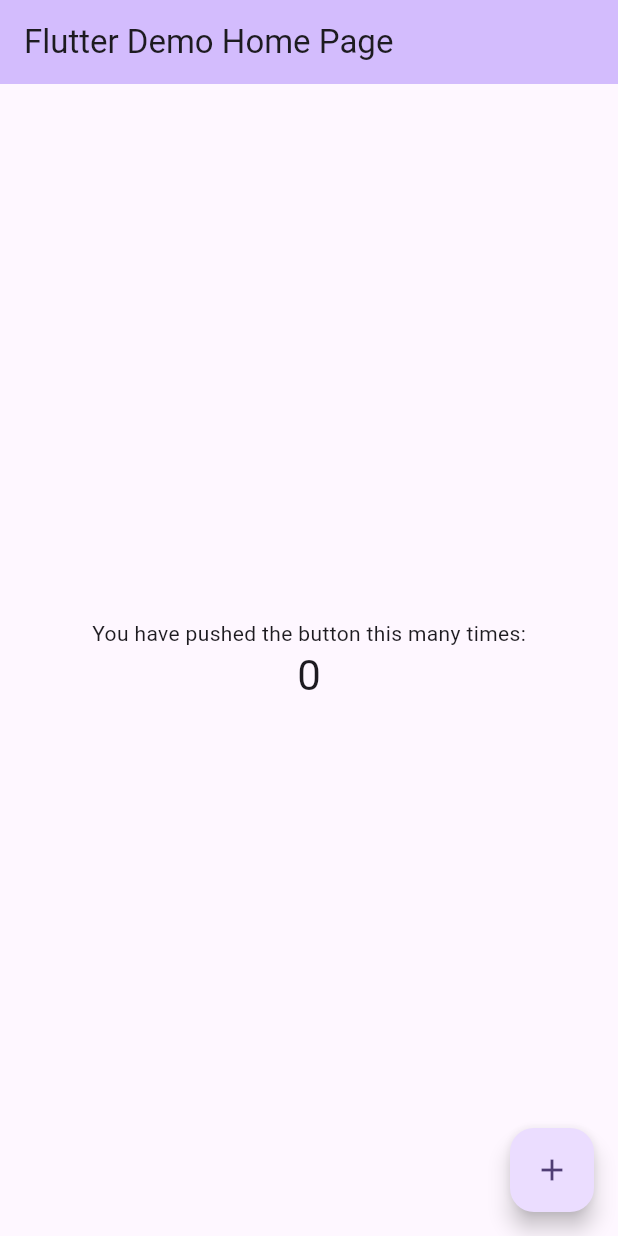
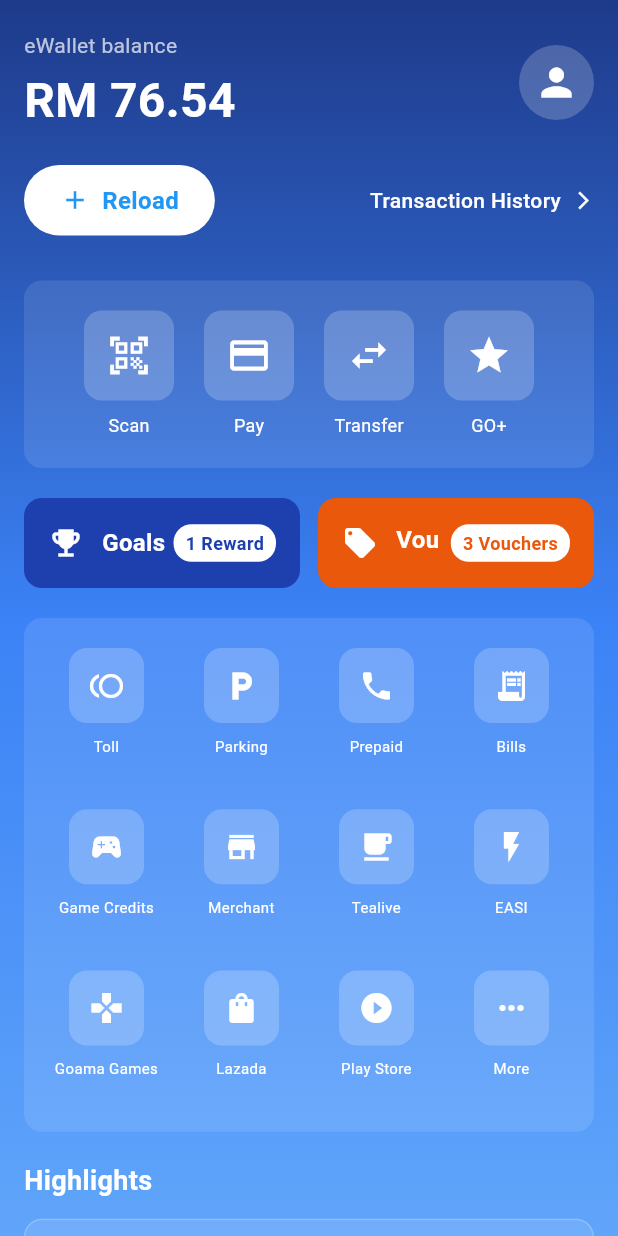
Before and after one commit to aimanzahar/ecopay, a Flutter app: the screen it shows after launch, on a phone screen of 412 x 824 dp. Run offline on Flutter 3.47's test engine with Material 3 defaults, Android fonts, the phone set to English and light mode, and no system bars.

Commit message:
Refactor main application structure and add TouchNGoHomepage screen

```diff
--- a/lib/main.dart
+++ b/lib/main.dart
@@ -1,122 +1,21 @@
 import 'package:flutter/material.dart';
+import 'package:flutter/services.dart';
+import 'screens/touch_n_go_homepage.dart';
 
 void main() {
-  runApp(const MyApp());
+  runApp(const EcoPayApp());
 }
 
-class MyApp extends StatelessWidget {
-  const MyApp({super.key});
+class EcoPayApp extends StatelessWidget {
+  const EcoPayApp({super.key});
 
-  // This widget is the root of your application.
   @override
   Widget build(BuildContext context) {
     return MaterialApp(
-      title: 'Flutter Demo',
-      theme: ThemeData(
-        // This is the theme of your application.
-        //
-        // TRY THIS: Try running your application with "flutter run". You'll see
-        // the application has a purple toolbar. Then, without quitting the app,
-        // try changing the seedColor in the colorScheme below to Colors.green
-        // and then invoke "hot reload" (save your changes or press the "hot
-        // reload" button in a Flutter-supported IDE, or press "r" if you used
-        // the command line to start the app).
-        //
-        // Notice that the counter didn't reset back to zero; the application
-        // state is not lost during the reload. To reset the state, use hot
-        // restart instead.
-        //
-        // This works for code too, not just values: Most code changes can be
-        // tested with just a hot reload.
-        colorScheme: ColorScheme.fromSeed(seedColor: Colors.deepPurple),
-      ),
-      home: const MyHomePage(title: 'Flutter Demo Home Page'),
+      title: 'EcoPay - Touch n Go Style',
+      theme: ThemeData(primarySwatch: Colors.blue, fontFamily: 'Roboto'),
+      home: const TouchNGoHomepage(),
+      debugShowCheckedModeBanner: false,
     );
   }
 }
-
-class MyHomePage extends StatefulWidget {
-  const MyHomePage({super.key, required this.title});
-
-  // This widget is the home page of your application. It is stateful, meaning
-  // that it has a State object (defined below) that contains fields that affect
-  // how it looks.
-
-  // This class is the configuration for the state. It holds the values (in this
-  // case the title) provided by the parent (in this case the App widget) and
-  // used by the build method of the State. Fields in a Widget subclass are
-  // always marked "final".
-
-  final String title;
-
-  @override
-  State<MyHomePage> createState() => _MyHomePageState();
-}
-
-class _MyHomePageState extends State<MyHomePage> {
-  int _counter = 0;
-
-  void _incrementCounter() {
-    setState(() {
-      // This call to setState tells the Flutter framework that something has
-      // changed in this State, which causes it to rerun the build method below
-      // so that the display can reflect the updated values. If we changed
-      // _counter without calling setState(), then the build method would not be
-      // called again, and so nothing would appear to happen.
-      _counter++;
-    });
-  }
-
-  @override
-  Widget build(BuildContext context) {
-    // This method is rerun every time setState is called, for instance as done
-    // by the _incrementCounter method above.
-    //
-    // The Flutter framework has been optimized to make rerunning build methods
-    // fast, so that you can just rebuild anything that needs updating rather
-    // than having to individually change instances of widgets.
-    return Scaffold(
-      appBar: AppBar(
-        // TRY THIS: Try changing the color here to a specific color (to
-        // Colors.amber, perhaps?) and trigger a hot reload to see the AppBar
-        // change color while the other colors stay the same.
-        backgroundColor: Theme.of(context).colorScheme.inversePrimary,
-        // Here we take the value from the MyHomePage object that was created by
-        // the App.build method, and use it to set our appbar title.
-        title: Text(widget.title),
-      ),
-      body: Center(
-        // Center is a layout widget. It takes a single child and positions it
-        // in the middle of the parent.
-        child: Column(
-          // Column is also a layout widget. It takes a list of children and
-          // arranges them vertically. By default, it sizes itself to fit its
-          // children horizontally, and tries to be as tall as its parent.
-          //
-          // Column has various properties to control how it sizes itself and
-          // how it positions its children. Here we use mainAxisAlignment to
-          // center the children vertically; the main axis here is the vertical
-          // axis because Columns are vertical (the cross axis would be
-          // horizontal).
-          //
-          // TRY THIS: Invoke "debug painting" (choose the "Toggle Debug Paint"
-          // action in the IDE, or press "p" in the console), to see the
-          // wireframe for each widget.
-          mainAxisAlignment: MainAxisAlignment.center,
-          children: <Widget>[
-            const Text('You have pushed the button this many times:'),
-            Text(
-              '$_counter',
-              style: Theme.of(context).textTheme.headlineMedium,
-            ),
-          ],
-        ),
-      ),
-      floatingActionButton: FloatingActionButton(
-        onPressed: _incrementCounter,
-        tooltip: 'Increment',
-        child: const Icon(Icons.add),
-      ), // This trailing comma makes auto-formatting nicer for build methods.
-    );
-  }
-}
--- /dev/null
+++ b/lib/screens/touch_n_go_homepage.dart
@@ -0,0 +1,404 @@
+import 'package:flutter/material.dart';
+import 'package:flutter/services.dart';
+
+class TouchNGoHomepage extends StatelessWidget {
+  const TouchNGoHomepage({super.key});
+
+  @override
+  Widget build(BuildContext context) {
+    return Scaffold(
+      backgroundColor: Colors.transparent,
+      body: Container(
+        decoration: const BoxDecoration(
+          gradient: LinearGradient(
+            begin: Alignment.topCenter,
+            end: Alignment.bottomCenter,
+            colors: [
+              Color(0xFF1E3A8A), // Dark blue
+              Color(0xFF3B82F6), // Medium blue
+              Color(0xFF60A5FA), // Light blue
+            ],
+          ),
+        ),
+        child: SafeArea(
+          child: Column(
+            children: [
+              // Main Content
+              Expanded(
+                child: SingleChildScrollView(
+                  child: Column(
+                    children: [
+                      const SizedBox(height: 20),
+
+                      // eWallet Balance Section
+                      _buildWalletSection(),
+
+                      const SizedBox(height: 30),
+
+                      // Main Service Icons
+                      _buildMainServiceIcons(),
+
+                      const SizedBox(height: 20),
+
+                      // Goals and Vouchers Cards
+                      _buildFeatureCards(),
+
+                      const SizedBox(height: 20),
+
+                      // All Services Grid
+                      _buildAllServicesGrid(),
+
+                      const SizedBox(height: 20),
+
+                      // Highlights Section
+                      _buildHighlightsSection(),
+
+                      const SizedBox(height: 20),
+                    ],
+                  ),
+                ),
+              ),
+            ],
+          ),
+        ),
+      ),
+    );
+  }
+
+  Widget _buildWalletSection() {
+    return Container(
+      margin: const EdgeInsets.symmetric(horizontal: 16),
+      child: Column(
+        crossAxisAlignment: CrossAxisAlignment.start,
+        children: [
+          Row(
+            mainAxisAlignment: MainAxisAlignment.spaceBetween,
+            children: [
+              Column(
+                crossAxisAlignment: CrossAxisAlignment.start,
+                children: [
+                  const Text(
+                    'eWallet balance',
+                    style: TextStyle(color: Colors.white70, fontSize: 14),
+                  ),
+                  const SizedBox(height: 4),
+                  const Text(
+                    'RM 76.54',
+                    style: TextStyle(
+                      color: Colors.white,
+                      fontSize: 32,
+                      fontWeight: FontWeight.bold,
+                    ),
+                  ),
+                ],
+              ),
+              Container(
+                width: 50,
+                height: 50,
+                decoration: BoxDecoration(
+                  color: Colors.white.withOpacity(0.2),
+                  borderRadius: BorderRadius.circular(25),
+                ),
+                child: const Icon(Icons.person, color: Colors.white, size: 30),
+              ),
+            ],
+          ),
+          const SizedBox(height: 20),
+          Row(
+            crossAxisAlignment: CrossAxisAlignment.center,
+            children: [
+              Container(
+                padding: const EdgeInsets.symmetric(
+                  horizontal: 24,
+                  vertical: 12,
+                ),
+                decoration: BoxDecoration(
+                  color: Colors.white,
+                  borderRadius: BorderRadius.circular(25),
+                ),
+                child: const Row(
+                  mainAxisSize: MainAxisSize.min,
+                  children: [
+                    Icon(Icons.add, color: Colors.blue, size: 20),
+                    SizedBox(width: 8),
+                    Text(
+                      'Reload',
+                      style: TextStyle(
+                        color: Colors.blue,
+                        fontSize: 16,
+                        fontWeight: FontWeight.w600,
+                      ),
+                    ),
+                  ],
+                ),
+              ),
+              const Spacer(),
+              GestureDetector(
+                onTap: () {
+                  // TODO: Navigate to transaction history page
+                },
+                child: const Row(
+                  mainAxisSize: MainAxisSize.min,
+                  children: [
+                    Text(
+                      'Transaction History',
+                      style: TextStyle(
+                        color: Colors.white,
+                        fontSize: 14,
+                        fontWeight: FontWeight.w500,
+                      ),
+                    ),
+                    SizedBox(width: 8),
+                    Icon(
+                      Icons.arrow_forward_ios,
+                      color: Colors.white,
+                      size: 14,
+                    ),
+                  ],
+                ),
+              ),
+            ],
+          ),
+        ],
+      ),
+    );
+  }
+
+  Widget _buildMainServiceIcons() {
+    return Container(
+      margin: const EdgeInsets.symmetric(horizontal: 16),
+      padding: const EdgeInsets.all(20),
+      decoration: BoxDecoration(
+        color: Colors.white.withOpacity(0.1),
+        borderRadius: BorderRadius.circular(12),
+      ),
+      child: Row(
+        mainAxisAlignment: MainAxisAlignment.spaceEvenly,
+        children: [
+          _buildServiceIcon(Icons.qr_code_scanner, 'Scan'),
+          _buildServiceIcon(Icons.payment, 'Pay'),
+          _buildServiceIcon(Icons.swap_horiz, 'Transfer'),
+          _buildServiceIcon(Icons.star, 'GO+'),
+        ],
+      ),
+    );
+  }
+
+  Widget _buildServiceIcon(IconData icon, String label) {
+    return Column(
+      children: [
+        Container(
+          width: 60,
+          height: 60,
+          decoration: BoxDecoration(
+            color: Colors.white.withOpacity(0.2),
+            borderRadius: BorderRadius.circular(12),
+          ),
+          child: Icon(icon, color: Colors.white, size: 30),
+        ),
+        const SizedBox(height: 8),
+        Text(label, style: const TextStyle(color: Colors.white, fontSize: 12)),
+      ],
+    );
+  }
+
+  Widget _buildFeatureCards() {
+    return Container(
+      margin: const EdgeInsets.symmetric(horizontal: 16),
+      child: Row(
+        children: [
+          Expanded(
+            child: Container(
+              height: 60,
+              padding: const EdgeInsets.all(16),
+              decoration: BoxDecoration(
+                color: const Color(0xFF1E40AF),
+                borderRadius: BorderRadius.circular(12),
+              ),
+              child: Row(
+                children: [
+                  const Icon(Icons.emoji_events, color: Colors.white, size: 24),
+                  const SizedBox(width: 12),
+                  const Expanded(
+                    child: Text(
+                      'Goals',
+                      style: TextStyle(
+                        color: Colors.white,
+                        fontSize: 16,
+                        fontWeight: FontWeight.w600,
+                      ),
+                    ),
+                  ),
+                  Container(
+                    padding: const EdgeInsets.symmetric(
+                      horizontal: 8,
+                      vertical: 4,
+                    ),
+                    decoration: BoxDecoration(
+                      color: Colors.white,
+                      borderRadius: BorderRadius.circular(12),
+                    ),
+                    child: const Text(
+                      '1 Reward',
+                      style: TextStyle(
+                        color: Color(0xFF1E40AF),
+                        fontSize: 12,
+                        fontWeight: FontWeight.w600,
+                      ),
+                    ),
+                  ),
+                ],
+              ),
+            ),
+          ),
+          const SizedBox(width: 12),
+          Expanded(
+            child: Container(
+              height: 60,
+              padding: const EdgeInsets.all(16),
+              decoration: BoxDecoration(
+                color: const Color(0xFFEA580C),
+                borderRadius: BorderRadius.circular(12),
+              ),
+              child: Row(
+                children: [
+                  const Icon(Icons.local_offer, color: Colors.white, size: 24),
+                  const SizedBox(width: 12),
+                  const Expanded(
+                    child: Text(
+                      'Vouchers',
+                      style: TextStyle(
+                        color: Colors.white,
+                        fontSize: 16,
+                        fontWeight: FontWeight.w600,
+                      ),
+                    ),
+                  ),
+                  Container(
+                    padding: const EdgeInsets.symmetric(
+                      horizontal: 8,
+                      vertical: 4,
+                    ),
+                    decoration: BoxDecoration(
+                      color: Colors.white,
+                      borderRadius: BorderRadius.circular(12),
+                    ),
+                    child: const Text(
+                      '3 Vouchers',
+                      style: TextStyle(
+                        color: Color(0xFFEA580C),
+                        fontSize: 12,
+                        fontWeight: FontWeight.w600,
+                      ),
+                    ),
+                  ),
+                ],
+              ),
+            ),
+          ),
+        ],
+      ),
+    );
+  }
+
+  Widget _buildAllServicesGrid() {
+    final services = [
+      {'icon': Icons.toll, 'label': 'Toll'},
+      {'icon': Icons.local_parking, 'label': 'Parking'},
+      {'icon': Icons.phone, 'label': 'Prepaid'},
+      {'icon': Icons.receipt_long, 'label': 'Bills'},
+      {'icon': Icons.sports_esports, 'label': 'Game Credits'},
+      {'icon': Icons.store, 'label': 'Merchant'},
+      {'icon': Icons.local_cafe, 'label': 'Tealive'},
+      {'icon': Icons.flash_on, 'label': 'EASI'},
+      {'icon': Icons.games, 'label': 'Goama Games'},
+      {'icon': Icons.shopping_bag, 'label': 'Lazada'},
+      {'icon': Icons.play_circle_fill, 'label': 'Play Store'},
+      {'icon': Icons.more_horiz, 'label': 'More'},
+    ];
+
+    return Container(
+      margin: const EdgeInsets.symmetric(horizontal: 16),
+      padding: const EdgeInsets.all(20),
+      decoration: BoxDecoration(
+        color: Colors.white.withOpacity(0.1),
+        borderRadius: BorderRadius.circular(12),
+      ),
+      child: GridView.builder(
+        shrinkWrap: true,
+        physics: const NeverScrollableScrollPhysics(),
+        gridDelegate: const SliverGridDelegateWithFixedCrossAxisCount(
+          crossAxisCount: 4,
+          mainAxisSpacing: 20,
+          crossAxisSpacing: 20,
+          childAspectRatio: 0.8,
+        ),
+        itemCount: services.length,
+        itemBuilder: (context, index) {
+          final service = services[index];
+          return _buildGridServiceIcon(
+            service['icon'] as IconData,
+            service['label'] as String,
+          );
+        },
+      ),
+    );
+  }
+
+  Widget _buildGridServiceIcon(IconData icon, String label) {
+    return Column(
+      children: [
+        Container(
+          width: 50,
+          height: 50,
+          decoration: BoxDecoration(
+            color: Colors.white.withOpacity(0.2),
+            borderRadius: BorderRadius.circular(12),
+          ),
+          child: Icon(icon, color: Colors.white, size: 24),
+        ),
+        const SizedBox(height: 8),
+        Text(
+          label,
+          style: const TextStyle(color: Colors.white, fontSize: 10),
+          textAlign: TextAlign.center,
+        ),
+      ],
+    );
+  }
+
+  Widget _buildHighlightsSection() {
+    return Container(
+      margin: const EdgeInsets.symmetric(horizontal: 16),
+      child: Column(
+        crossAxisAlignment: CrossAxisAlignment.start,
+        children: [
+          const Text(
+            'Highlights',
+            style: TextStyle(
+              color: Colors.white,
+              fontSize: 18,
+              fontWeight: FontWeight.w600,
+            ),
+          ),
+          const SizedBox(height: 12),
+          Container(
+            width: double.infinity,
+            height: 120,
+            decoration: BoxDecoration(
+              color: Colors.white.withOpacity(0.1),
+              borderRadius: BorderRadius.circular(12),
+              border: Border.all(color: Colors.white.withOpacity(0.2)),
+            ),
+            child: const Center(
+              child: Text(
+                'Promotional Content',
+                style: TextStyle(color: Colors.white70, fontSize: 16),
+              ),
+            ),
+          ),
+        ],
+      ),
+    );
+  }
+}
```
Also changed, not shown: logs/react-mcp-logs.json (added, +171 -0 lines), logs/react-mcp-logs.txt (added, +1 -0 lines), 1 other file.
